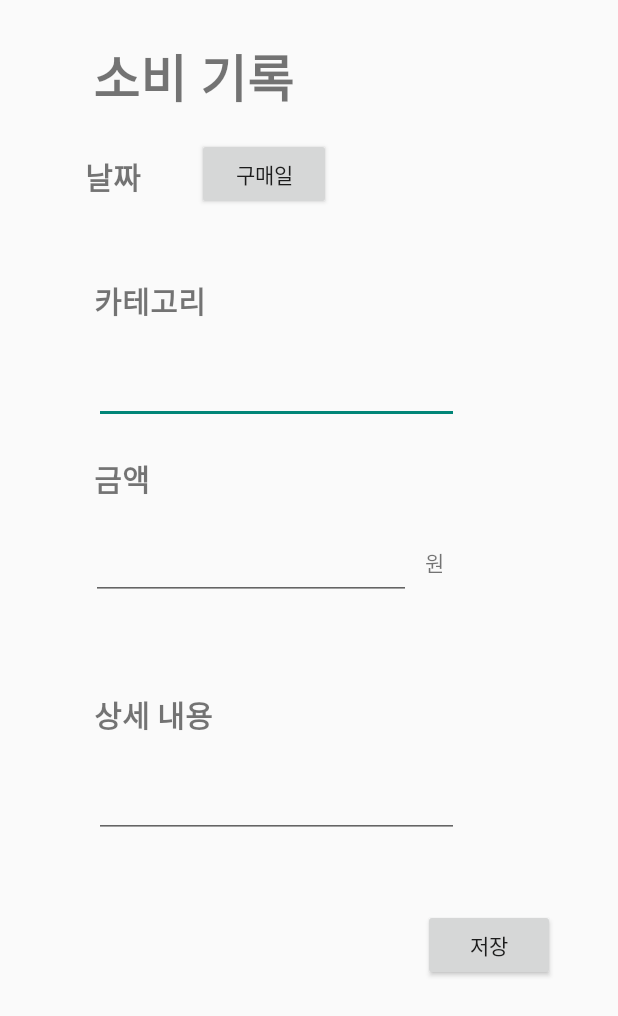
After one commit to Ye-won-Park/sgbProject, an Android app: the edit_account screen opened directly, with no data from a screen before it, on a phone screen of 412 x 824 dp. The commit adds this screen. Shown: the top 1016 px of the screen. Run offline under Robolectric (Android 15) with nearby library versions, the phone set to English and light mode, and no system bars.

Commit message:
가계부

```diff
--- /dev/null
+++ b/app/src/main/java/com/example/sgbproject/edit_account.java
@@ -0,0 +1,113 @@
+package com.example.sgbproject;
+
+import android.app.AlertDialog;
+import android.app.DatePickerDialog;
+import android.content.Context;
+import android.content.DialogInterface;
+import android.content.Intent;
+import android.os.Bundle;
+import android.view.View;
+import android.widget.DatePicker;
+import android.widget.EditText;
+import android.widget.TextView;
+import android.widget.Toast;
+
+import androidx.appcompat.app.AppCompatActivity;
+
+import java.io.FileOutputStream;
+import java.nio.charset.StandardCharsets;
+import java.util.Calendar;
+
+public class edit_account extends AppCompatActivity {
+
+    private EditText editCategory;  // 소비의 종류를 저장할 문자형 변수
+    private EditText editPay;
+    private EditText editMemo;
+
+    private TextView consumeDate;   //소비 날짜를 저장할 텍스트뷰 변수 선언
+    private DatePickerDialog.OnDateSetListener MdateSet;  //날짜 설정 시의 이벤트를 위한 OnDateSetListener 변수 선언
+    Calendar Today = Calendar.getInstance();  // 선택하는 날짜를 인수로 가져오기 위해 Calendar 객체에 getInstance 적용
+
+    @Override
+    protected void onCreate(Bundle savedInstanceState) {
+        super.onCreate(savedInstanceState);
+        setContentView(R.layout.edit_account);
+
+        this.InitializeView();    // 두 함수를 호출 (함수 기능 설명은 아래)
+        this.InitializeListener();
+    }
+
+    public void InitializeView() {    // 사용자가 지정한 날짜 정보를 텍스트뷰에 표시하기 위해 findViewById로 텍스트뷰 참조 객체를 얻어옴
+        consumeDate = (TextView) findViewById(R.id.consumeDate);
+    }
+
+    public void InitializeListener() {     // OnDateSetListener를 구현하는 함수
+        // onDateSet() 함수를 오버라이딩하며 다이얼로그 창의 완료 버튼을 클릭하였을 때 실행되는 CallBack 함수
+        // 매개변수로 사용자가 입력한 날짜 정보를 받음
+        MdateSet = new DatePickerDialog.OnDateSetListener() {
+            @Override
+            public void onDateSet(DatePicker view, int year, int month, int dayOfMonth) {
+                consumeDate.setText(year + "년" + (month + 1) + "월" + dayOfMonth + "일");
+            }
+        };
+    }
+
+    public void OnClickHandler(View v) {   //버튼 이벤트 발생에 대해 처리를 담당하는 함수
+        DatePickerDialog dialog = new DatePickerDialog(this, MdateSet,   // 버튼 클릭시 DatePickerDialog 객체를 생성하며 인자를 받는다
+                Today.get(Calendar.YEAR), Today.get(Calendar.MONTH),
+                Today.get(Calendar.DAY_OF_MONTH));
+
+        dialog.show();   // 선택하는 날의 날짜를 불러오고 달력을 DatePicker를 화면에 보여줌
+    }
+
+    public void onClick(View v) {
+        int viewId = v.getId();
+
+        if (viewId == R.id.save) {
+            String date = ((TextView) findViewById(R.id.consumeDate)).getText().toString();
+            String pay = ((EditText) findViewById(R.id.editPay)).getText().toString();  // 입력한 소비 금액
+            String M = ((EditText) findViewById(R.id.editMemo)).getText().toString();
+            String M2 = ((EditText) findViewById(R.id.editCategory)).getText().toString();
+
+
+            AlertDialog.Builder builder = new AlertDialog.Builder(edit_account.this);   // AlertDialog를 화면에 보여주기 위한 객체 생성
+            builder.setTitle("소비내역 저장");
+            builder.setMessage("날짜 : " + date + "\n소비 종류 : " + M2 +
+                    "\n지출금액 : " + pay + " 원\n메모 : " + M + " \n저장 하겠습니까?");
+
+            String fileName = "3_" + date + ".txt";   //생성되는 파일의 이름을 저장하는 fileName (파일 형식은 3_년도-월-일.txt)
+
+            builder.setPositiveButton("예", new DialogInterface.OnClickListener() {
+                @Override
+                public void onClick(DialogInterface dialogInterface, int i) {    // 만약 예 버튼을 눌렀을 때,
+                    FileOutputStream Mfile = null;
+                    try {
+                        Mfile = openFileOutput(fileName, Context.MODE_PRIVATE);   // 파일을 열어서 내역 저장
+                        Mfile.write((date + "\n").getBytes(StandardCharsets.UTF_8));
+                        Mfile.write((M2 + "\n").getBytes(StandardCharsets.UTF_8));
+                        Mfile.write((pay + "\n").getBytes(StandardCharsets.UTF_8));
+                        Mfile.write((M + "\n").getBytes(StandardCharsets.UTF_8));
+                        Mfile.close();
+                    } catch (Exception e) {
+                        e.printStackTrace();
+                    }
+                    Toast.makeText(edit_account.this, "저장 완료.", Toast.LENGTH_SHORT).show();  // 저장이 완료되었음을 Toast 메시지로 출력
+                    Intent intent = new Intent(edit_account.this, MainActivity.class);
+                    intent.setFlags(Intent.FLAG_ACTIVITY_SINGLE_TOP);  // 중복 및 오류를 방지하기 위한 flag 설정
+                    intent.addFlags(Intent.FLAG_ACTIVITY_CLEAR_TOP);
+                    startActivity(intent); // 저장이 완료되면 영화 목록(메인 액티비티) 액티비티가 실행되며 돌아감
+
+                }
+            });
+            builder.setNegativeButton("아니오", new DialogInterface.OnClickListener() {   //만약 아니오 버튼을 눌렀다면 취소되었음을 Toast 메시지로 출력
+                @Override
+                public void onClick(DialogInterface dialogInterface, int i) {
+                    Toast.makeText(edit_account.this, "취소되었습니다.", Toast.LENGTH_SHORT).show();
+
+                }
+            });
+            builder.show();
+
+        }
+    }
+}
--- /dev/null
+++ b/app/src/main/res/layout/edit_account.xml
@@ -0,0 +1,178 @@
+<?xml version="1.0" encoding="utf-8"?>
+<androidx.constraintlayout.widget.ConstraintLayout xmlns:android="http://schemas.android.com/apk/res/android"
+    xmlns:app="http://schemas.android.com/apk/res-auto"
+    xmlns:tools="http://schemas.android.com/tools"
+    android:layout_width="match_parent"
+    android:layout_height="match_parent">
+
+    <EditText
+        android:id="@+id/editCategory"
+        android:layout_width="243dp"
+        android:layout_height="65dp"
+        android:layout_marginStart="62dp"
+        android:layout_marginEnd="106dp"
+        android:layout_weight="1"
+        android:ems="10"
+        android:inputType="textPersonName"
+        app:layout_constraintEnd_toEndOf="parent"
+        app:layout_constraintStart_toStartOf="parent"
+        app:layout_constraintTop_toBottomOf="@+id/textView7"
+        android:fontFamily="@font/mainfont"/>
+
+    <EditText
+        android:id="@+id/editMemo"
+        android:layout_width="243dp"
+        android:layout_height="65dp"
+        android:layout_marginStart="62dp"
+        android:layout_marginEnd="106dp"
+        android:layout_weight="1"
+        android:ems="10"
+        android:inputType="textPersonName"
+        app:layout_constraintEnd_toEndOf="parent"
+        app:layout_constraintStart_toStartOf="parent"
+        app:layout_constraintTop_toBottomOf="@+id/textView11"
+        android:fontFamily="@font/mainfont"/>
+
+    <TextView
+        android:id="@+id/textView11"
+        android:layout_width="99dp"
+        android:layout_height="32dp"
+        android:layout_marginStart="62dp"
+        android:layout_marginTop="61dp"
+        android:layout_marginEnd="250dp"
+        android:text="상세 내용"
+        android:textSize="20sp"
+        android:textStyle="bold"
+        app:layout_constraintEnd_toEndOf="parent"
+        app:layout_constraintStart_toStartOf="parent"
+        app:layout_constraintTop_toBottomOf="@+id/editPay"
+        android:fontFamily="@font/mainfont"/>
+
+    <TextView
+        android:id="@+id/textView9"
+        android:layout_width="99dp"
+        android:layout_height="32dp"
+        android:layout_marginStart="62dp"
+        android:layout_marginTop="21dp"
+        android:layout_marginEnd="250dp"
+        android:text="금액"
+        android:textSize="20sp"
+        android:textStyle="bold"
+        app:layout_constraintEnd_toEndOf="parent"
+        app:layout_constraintStart_toStartOf="parent"
+        app:layout_constraintTop_toBottomOf="@+id/editCategory"
+        android:fontFamily="@font/mainfont"/>
+
+    <TextView
+        android:id="@+id/textView7"
+        android:layout_width="99dp"
+        android:layout_height="32dp"
+        android:layout_marginStart="62dp"
+        android:layout_marginTop="45dp"
+        android:layout_marginEnd="250dp"
+        android:text="카테고리"
+        android:textSize="20sp"
+        android:textStyle="bold"
+        app:layout_constraintEnd_toEndOf="parent"
+        app:layout_constraintStart_toStartOf="parent"
+        app:layout_constraintTop_toBottomOf="@+id/button4"
+        android:fontFamily="@font/mainfont"/>
+
+    <TextView
+        android:id="@+id/textView"
+        android:layout_width="wrap_content"
+        android:layout_height="wrap_content"
+        android:layout_marginStart="62dp"
+        android:layout_marginTop="25dp"
+        android:layout_marginEnd="207dp"
+        android:text="소비 기록 "
+        android:textSize="34sp"
+        android:textStyle="bold"
+        app:layout_constraintEnd_toEndOf="parent"
+        app:layout_constraintStart_toStartOf="parent"
+        app:layout_constraintTop_toTopOf="parent"
+        android:fontFamily="@font/mainfont"/>
+
+    <TextView
+        android:id="@+id/textView4"
+        android:layout_width="57dp"
+        android:layout_height="27dp"
+        android:layout_marginStart="62dp"
+        android:layout_marginTop="26dp"
+        android:layout_marginEnd="12dp"
+        android:text="날짜"
+        android:textSize="20sp"
+        android:textStyle="bold"
+        app:layout_constraintEnd_toStartOf="@+id/button4"
+        app:layout_constraintStart_toStartOf="parent"
+        app:layout_constraintTop_toBottomOf="@+id/textView"
+        android:fontFamily="@font/mainfont"/>
+
+    <Button
+        android:id="@+id/button4"
+        android:layout_width="89dp"
+        android:layout_height="48dp"
+        android:layout_marginStart="5dp"
+        android:layout_marginTop="15dp"
+        android:layout_marginEnd="5dp"
+        android:onClick="OnClickHandler"
+        android:text="구매일"
+        app:layout_constraintEnd_toStartOf="@+id/consumeDate"
+        app:layout_constraintStart_toEndOf="@+id/textView4"
+        app:layout_constraintTop_toBottomOf="@+id/textView"
+        android:fontFamily="@font/mainfont"/>
+
+    <TextView
+        android:id="@+id/consumeDate"
+        android:layout_width="160dp"
+        android:layout_height="27dp"
+        android:layout_marginStart="15dp"
+        android:layout_marginTop="106dp"
+        android:layout_marginEnd="16dp"
+        app:layout_constraintEnd_toEndOf="parent"
+        app:layout_constraintStart_toEndOf="@+id/button4"
+        app:layout_constraintTop_toTopOf="parent"
+        android:fontFamily="@font/mainfont"/>
+
+    <Button
+        android:id="@+id/save"
+        android:layout_width="wrap_content"
+        android:layout_height="wrap_content"
+        android:layout_marginStart="281dp"
+        android:layout_marginTop="47dp"
+        android:layout_marginEnd="42dp"
+        android:onClick="onClick"
+        android:text="저장"
+        app:layout_constraintEnd_toEndOf="parent"
+        app:layout_constraintStart_toStartOf="parent"
+        app:layout_constraintTop_toBottomOf="@+id/editMemo"
+        android:fontFamily="@font/mainfont"/>
+
+    <EditText
+        android:id="@+id/editPay"
+        android:layout_width="wrap_content"
+        android:layout_height="wrap_content"
+        android:layout_marginStart="62dp"
+        android:layout_marginTop="16dp"
+        android:layout_marginEnd="9dp"
+        android:layout_weight="1"
+        android:ems="10"
+        android:fontFamily="@font/mainfont"
+        android:inputType="textPersonName"
+        android:minHeight="48dp"
+        app:layout_constraintEnd_toStartOf="@+id/textView15"
+        app:layout_constraintStart_toStartOf="parent"
+        app:layout_constraintTop_toBottomOf="@+id/textView9" />
+
+    <TextView
+        android:id="@+id/textView15"
+        android:layout_width="wrap_content"
+        android:layout_height="wrap_content"
+        android:layout_marginTop="81dp"
+        android:layout_marginEnd="117dp"
+        android:text="원"
+        app:layout_constraintEnd_toEndOf="parent"
+        app:layout_constraintStart_toEndOf="@+id/editPay"
+        app:layout_constraintTop_toBottomOf="@+id/editCategory"
+        android:fontFamily="@font/mainfont"/>
+</androidx.constraintlayout.widget.ConstraintLayout>
```
Also changed, not shown: app/src/main/AndroidManifest.xml (+15 -0 lines), app/src/main/java/com/example/sgbproject/AccountFragment.java (+26 -3 lines), app/src/main/java/com/example/sgbproject/ScheduleFragment.java (+13 -8 lines), app/src/main/java/com/example/sgbproject/fragment_detail_account.java (added, +83 -0 lines), app/src/main/res/layout/account_list.xml (added, +14 -0 lines), app/src/main/res/layout/fragment_account.xml (+41 -3 lines), app/src/main/res/layout/fragment_detail_account.xml (added, +152 -0 lines).
